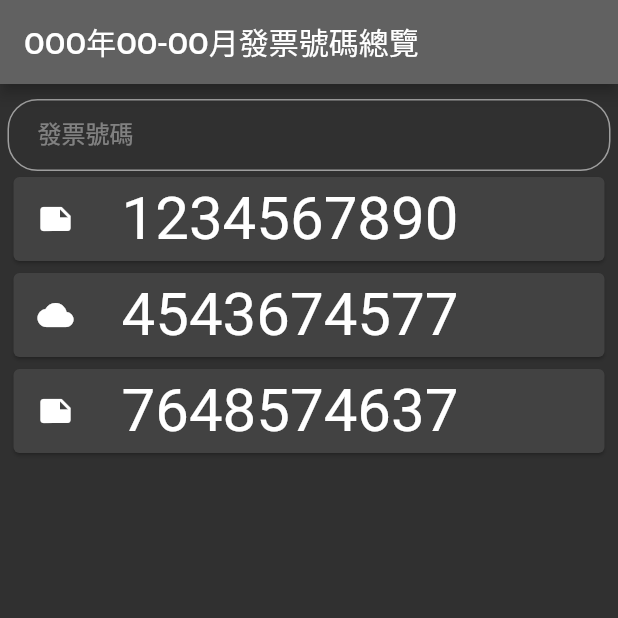
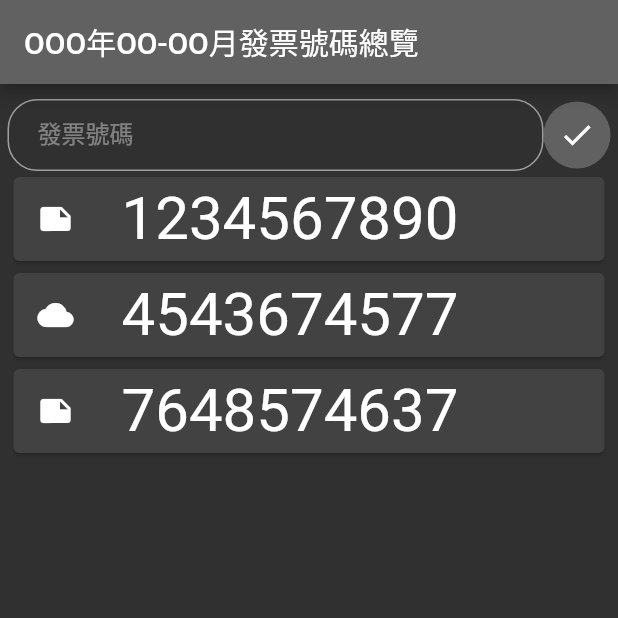
Before and after one commit to SardineBob/InvoiceDetectApp, a Flutter app: the screen it shows after launch, on a phone screen of 412 x 824 dp, the top half of it. Run offline on Flutter 3.47's test engine with Material 2 defaults, Android fonts, the phone set to English and light mode, and no system bars; missing offline and left inert: dart:html.

Commit message:
開發中

```diff
--- a/lib/page.dart
+++ b/lib/page.dart
@@ -1,3 +1,5 @@
+import 'dart:html';
+
 import 'package:flutter/cupertino.dart';
 import 'package:flutter/material.dart';
 
@@ -9,14 +11,7 @@ class MainPage extends StatelessWidget {
       appBar: appBar,
       body: Padding(
         padding: EdgeInsets.fromLTRB(5, 10, 5, 10),
-        child: ListView(
-          children: <Widget>[
-            inputBox,
-            getListItem(Icons.note, '1234567890'),
-            getListItem(Icons.cloud, '4543674577'),
-            getListItem(Icons.note, '7648574637'),
-          ],
-        ),
+        child: appPanel,
       ),
     );
   }
@@ -28,7 +23,23 @@ final appBar = AppBar(
   backgroundColor: Colors.grey[700],
 );
 
-///App TextBox
+///APP Panel
+final appPanel = ListView(
+  children: <Widget>[
+    inputRow,
+    invoiceList,
+  ],
+);
+
+///APP InputRow
+final inputRow = Row(
+  children: <Widget>[
+    Expanded(child: inputBox, flex: 8),
+    Expanded(child: inputButton, flex: 1),
+  ],
+);
+
+///APP TextBox
 final inputBox = TextFormField(
   controller: TextEditingController(),
   //應該是for手機，要跳出鍵盤的種類，目前設定純數字
@@ -64,15 +75,30 @@ final inputBox = TextFormField(
   },
 );
 
+///Enter Button
+final inputButton = Ink(
+  decoration: ShapeDecoration(
+    shape: CircleBorder(),
+    color: Colors.grey[700],
+  ),
+  child: IconButton(
+    icon: Icon(Icons.done),
+    color: Colors.white,
+    onPressed: () => {debugPrint('erwer')},
+  ),
+);
+
 ///APP List
 final invoiceList = Center(
   child: ListView(
+    shrinkWrap: true,
     children: <Widget>[
       getListItem(Icons.note, '1234567890'),
       getListItem(Icons.cloud, '4543674577'),
       getListItem(Icons.note, '7648574637'),
     ],
-));
+  ),
+);
 
 /// APP List Item
 Card getListItem(icon, text) {
```
Lines whose indentation alone changed are shown as unchanged.
